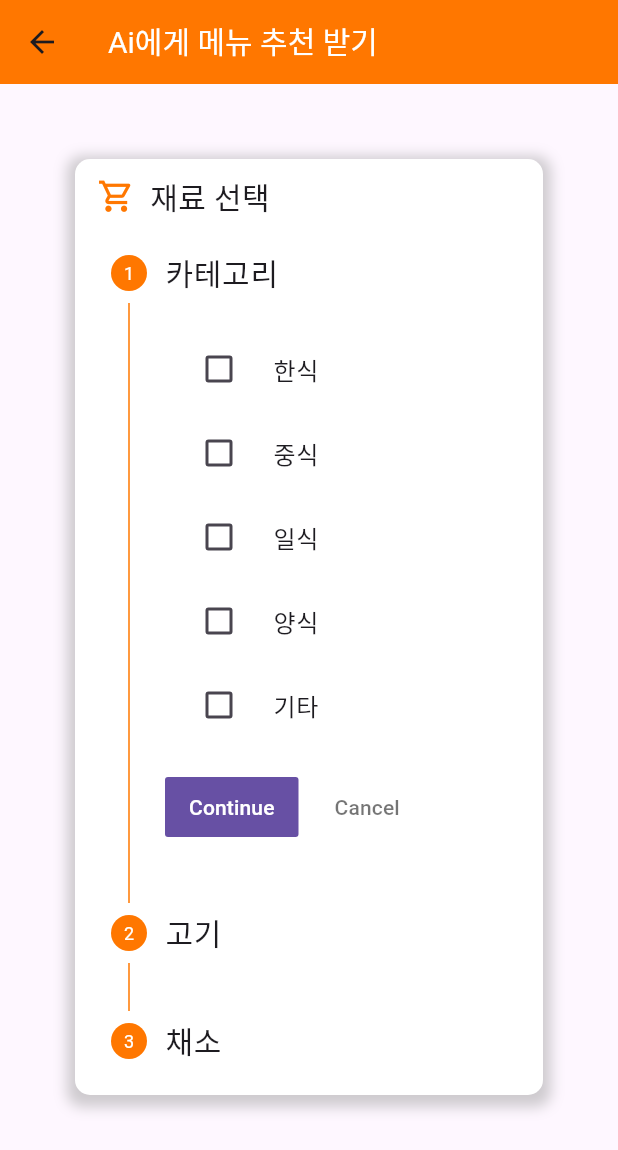
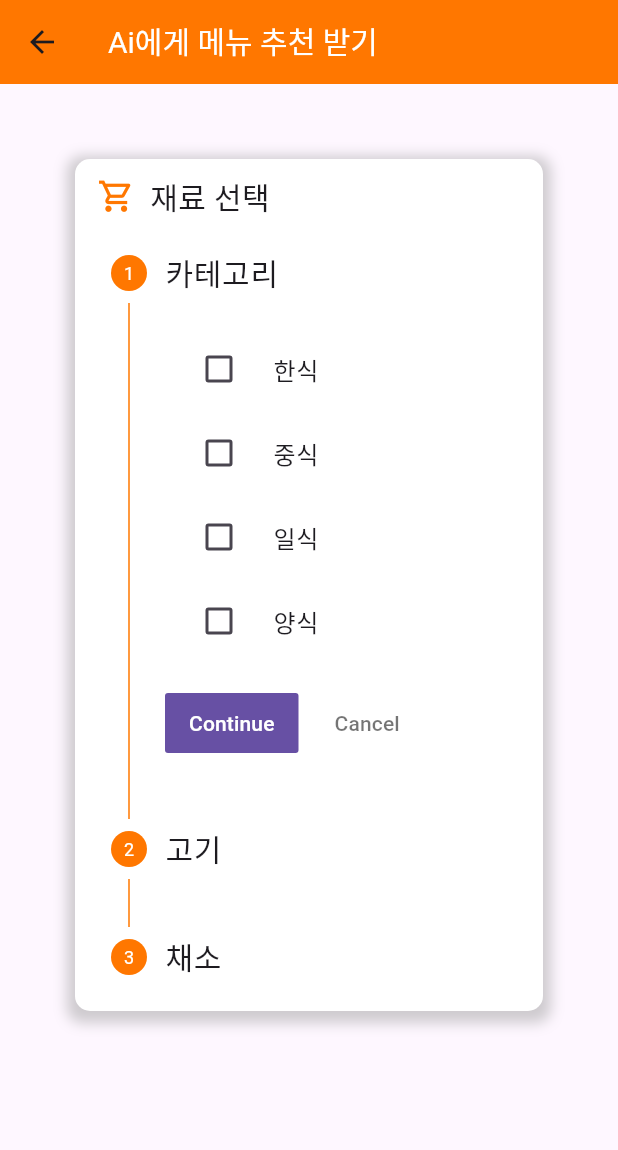
Before and after one commit to EN-SeoMinKim/PuppyAlert-Front-End, a Flutter app: the MenuRecommendHostScreen screen opened directly, on a phone screen of 412 x 824 dp. Shown: the top 1150 px of the screen. Run offline on Flutter 3.47's test engine with Material 3 defaults, Android fonts, the phone set to English and light mode, and no system bars; our stand-ins replace avatar_glow, flutter_dotenv, flutter_tts, permission_handler, speech_to_text; missing offline and left inert: flutter_naver_map, remedi_kopo.

Commit message:
Fix : RecommendMenuDTO를 사용하게 되면 bool isCheckedList 수정을 하지 못해 삭제 후 Map 자료구조로 구현

```diff
--- a/puppy_alert/lib/models/recommend_menu_dto.dart
+++ /dev/null
@@ -1,28 +0,0 @@
-class RecommendMenuDTO {
-  late final List<String> _valueList;
-  late final String _title;
-  final List<bool> _isCheckedList = [];
-
-  RecommendMenuDTO(String title, List<String> valueList) {
-    _title = title;
-    _valueList = valueList;
-    _isCheckedList.addAll(List<bool>.filled(_valueList.length, false));
-  }
-
-  List<String> getCheckedStringList() {
-    List<String> result = [];
-
-    for (bool isChecked in _isCheckedList) {
-      if (isChecked) {
-        result.add(_valueList[_isCheckedList.indexOf(isChecked)]);
-      }
-    }
-    return result;
-  }
-
-  String get title => _title;
-
-  List<String> get valueList => _valueList;
-
-  List<bool> get isCheckedList => _isCheckedList;
-}
--- a/puppy_alert/lib/screens/host_screens/menu_recommend_host_screen.dart
+++ b/puppy_alert/lib/screens/host_screens/menu_recommend_host_screen.dart
@@ -1,6 +1,4 @@
 import 'package:flutter/material.dart';
-import 'package:puppy_alert/models/recommend_menu_dto.dart';
-
 import 'menu_detail_host_screen.dart';
 
 class MenuRecommendHostScreen extends StatefulWidget {
@@ -12,35 +10,47 @@ class MenuRecommendHostScreen extends StatefulWidget {
 }
 
 class _MenuRecommendHostScreenState extends State<MenuRecommendHostScreen> {
-  final RecommendMenuDTO _categoryDTO =
-      RecommendMenuDTO('카테고리', ['한식', '중식', '일식', '양식', '기타']);
-  final RecommendMenuDTO _meatDTO =
-      RecommendMenuDTO('고기', ['소고기', '돼지고기', '닭고기', '오리고기', '양고기', '기타']);
-  final RecommendMenuDTO _vegetableDTO = RecommendMenuDTO(
-      '채소', ['마늘', '양파', '당근', '감자', '대파', '토마토', '양배추', '버섯', '기타']);
+  final Map<String, List<String>> _menuMap = {
+    '카테고리': ['한식', '중식', '일식', '양식'],
+    '고기': ['소고기', '돼지고기', '닭고기', '오리고기', '양고기'],
+    '채소': ['마늘', '양파', '당근', '감자', '대파', '토마토', '양배추', '버섯'],
+  };
+  final Map<String, List<bool>> _isCheckedMap = {
+    '카테고리': [],
+    '고기': [],
+    '채소': [],
+  };
   int _stepperIndex = 0;
 
-  Step _stepWidget(RecommendMenuDTO model) {
+  @override
+  void initState() {
+    super.initState();
+    _menuMap.forEach((key, value) {
+      _isCheckedMap[key] = List<bool>.filled(value.length, false);
+    });
+  }
+
+  Step _stepWidget(String title) {
     return Step(
-      title: Text(model.title, style: const TextStyle(fontSize: 20)),
+      title: Text(title, style: const TextStyle(fontSize: 20)),
       content: SingleChildScrollView(
         child: Column(
           mainAxisSize: MainAxisSize.min,
-          children: model.valueList.map((value) {
-            int index = model.valueList.indexOf(value);
-
-            return CheckboxListTile(
+          children: [
+            for (String value in _menuMap[title]!)
+              CheckboxListTile(
                 title: Text(value),
                 activeColor: const Color(0xffFF7700),
                 controlAffinity: ListTileControlAffinity.leading,
-              value: model.isCheckedList[index],
+                value: _isCheckedMap[title]![_menuMap[title]!.indexOf(value)],
                 onChanged: (bool? newValue) {
                   setState(() {
-                  model.isCheckedList[index] = newValue!;
+                    _isCheckedMap[title]![_menuMap[title]!.indexOf(value)] =
+                        newValue!;
                   });
                 },
-            );
-          }).toList(),
+              ),
+          ],
         ),
       ),
     );
@@ -51,12 +61,22 @@ class _MenuRecommendHostScreenState extends State<MenuRecommendHostScreen> {
       context,
       MaterialPageRoute(
         builder: (context) => MenuDetailHostScreen(
-          categoryList: _categoryDTO.getCheckedStringList(),
-          meatList: _meatDTO.getCheckedStringList(),
-          vegetableList: _vegetableDTO.getCheckedStringList(),
+          categoryList: _getCheckedStringList('카테고리'),
+          meatList: _getCheckedStringList('고기'),
+          vegetableList: _getCheckedStringList('채소'),
         ),
       ),
     );
+  }
+
+  List<String> _getCheckedStringList(String title) {
+    List<String> result = [];
+    for (bool isChecked in _isCheckedMap[title]!) {
+      if (isChecked) {
+        result.add(_menuMap[title]![_isCheckedMap[title]!.indexOf(isChecked)]);
+      }
+    }
+    return result;
   }
 
   @override
@@ -132,9 +152,9 @@ class _MenuRecommendHostScreenState extends State<MenuRecommendHostScreen> {
                             });
                           },
                           steps: <Step>[
-                            _stepWidget(_categoryDTO),
-                            _stepWidget(_meatDTO),
-                            _stepWidget(_vegetableDTO),
+                            _stepWidget('카테고리'),
+                            _stepWidget('고기'),
+                            _stepWidget('채소'),
                           ],
                         ),
                       ),
```
Also changed, not shown: puppy_alert/lib/screens/host_screens/menu_detail_host_screen.dart (+0 -15 lines). Lines whose indentation alone changed are shown as unchanged.
